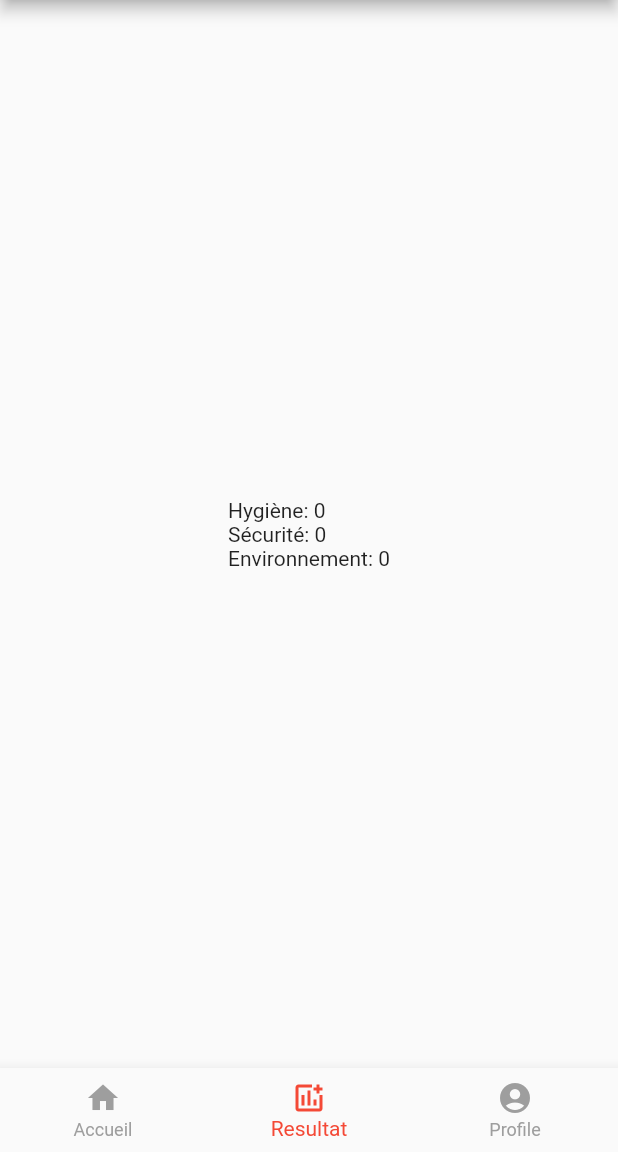
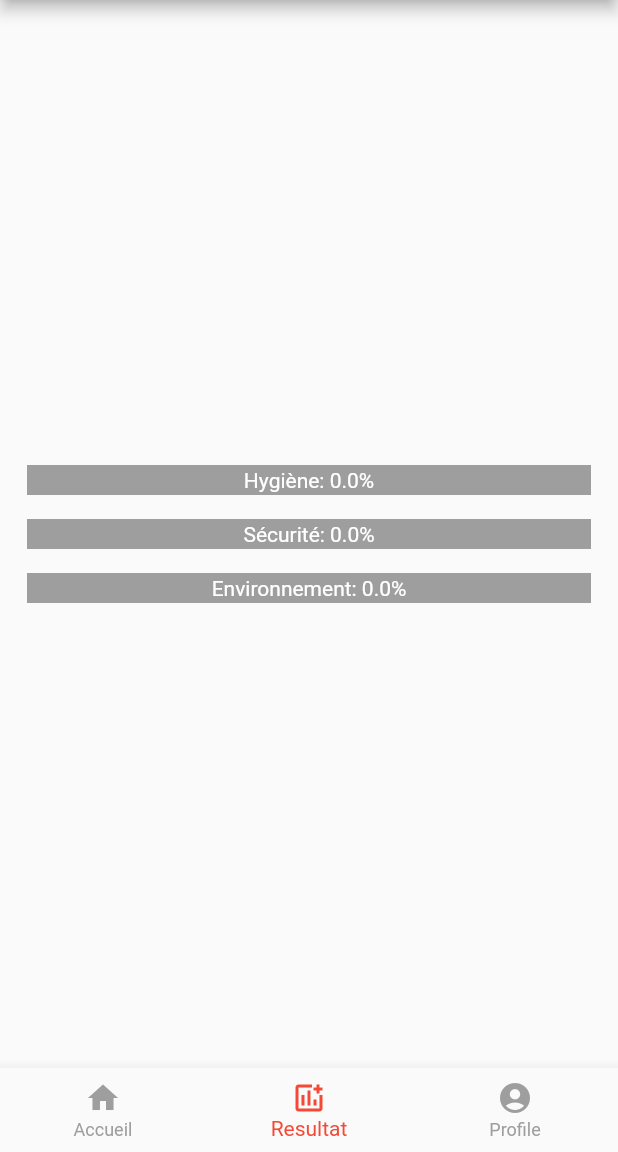
Before and after one commit to melvincurinier/flutter_app_grifforhse, a Flutter app: the screen it shows after launch, item 2 of the bottom bar chosen, on a phone screen of 412 x 824 dp, the part 84-1236 px from its top. Run offline on Flutter 3.47's test engine with Material 2 defaults, Android fonts, the phone set to English and light mode, and no system bars; drawn by our look-alikes of percent_indicator.

Commit message:
bar de score

```diff
--- a/lib/pages/resultats/resultats.dart
+++ b/lib/pages/resultats/resultats.dart
@@ -1,4 +1,5 @@
 import 'package:flutter/material.dart';
+import 'package:percent_indicator/percent_indicator.dart';
 import 'package:provider/provider.dart';
 import 'package:flutter_app_grifforhse/pages/resultats/user_score.dart';
 
@@ -8,9 +9,35 @@ class ResultPage extends StatelessWidget {
   @override
   Widget build(BuildContext context) {
     final userScore = Provider.of<UserScore>(context);
-    return Center(
-      child: Text("Hygiène: ${userScore.getScore('Hygiène')}\nSécurité: ${userScore.getScore('Sécurité')}\nEnvironnement: ${userScore.getScore('Environnement')}"),
+    final maxScorePerCategory = 10; // replace with your max score per category
 
+    return Scaffold(
+      body: Center(
+        child: Column(
+          mainAxisAlignment: MainAxisAlignment.center,
+          children: <Widget>[
+            _buildScoreBar('Hygiène', Colors.blue, userScore.getScore('Hygiène') / maxScorePerCategory),
+            _buildScoreBar('Sécurité', Colors.red, userScore.getScore('Sécurité') / maxScorePerCategory),
+            _buildScoreBar('Environnement', Colors.green, userScore.getScore('Environnement') / maxScorePerCategory),
+          ],
+        ),
+      ),
+    );
+  }
+
+  Widget _buildScoreBar(String category, Color color, double percent) {
+    return Padding(
+      padding: const EdgeInsets.all(8.0),
+      child: LinearPercentIndicator(
+        lineHeight: 20.0,
+        percent: percent,
+        backgroundColor: Colors.grey,
+        progressColor: color,
+        center: Text(
+          '$category: ${(percent * 100).toStringAsFixed(1)}%',
+          style: TextStyle(color: Colors.white),
+        ),
+      ),
     );
   }
 }
--- a/pubspec.yaml
+++ b/pubspec.yaml
@@ -40,6 +40,7 @@ dev_dependencies:
   flutter_test:
     sdk: flutter
   provider: ^5.0.0
+  percent_indicator: ^4.2.3
 
   # The "flutter_lints" package below contains a set of recommended lints to
   # encourage good coding practices. The lint set provided by the package is
```
Also changed, not shown: pubspec.lock.
